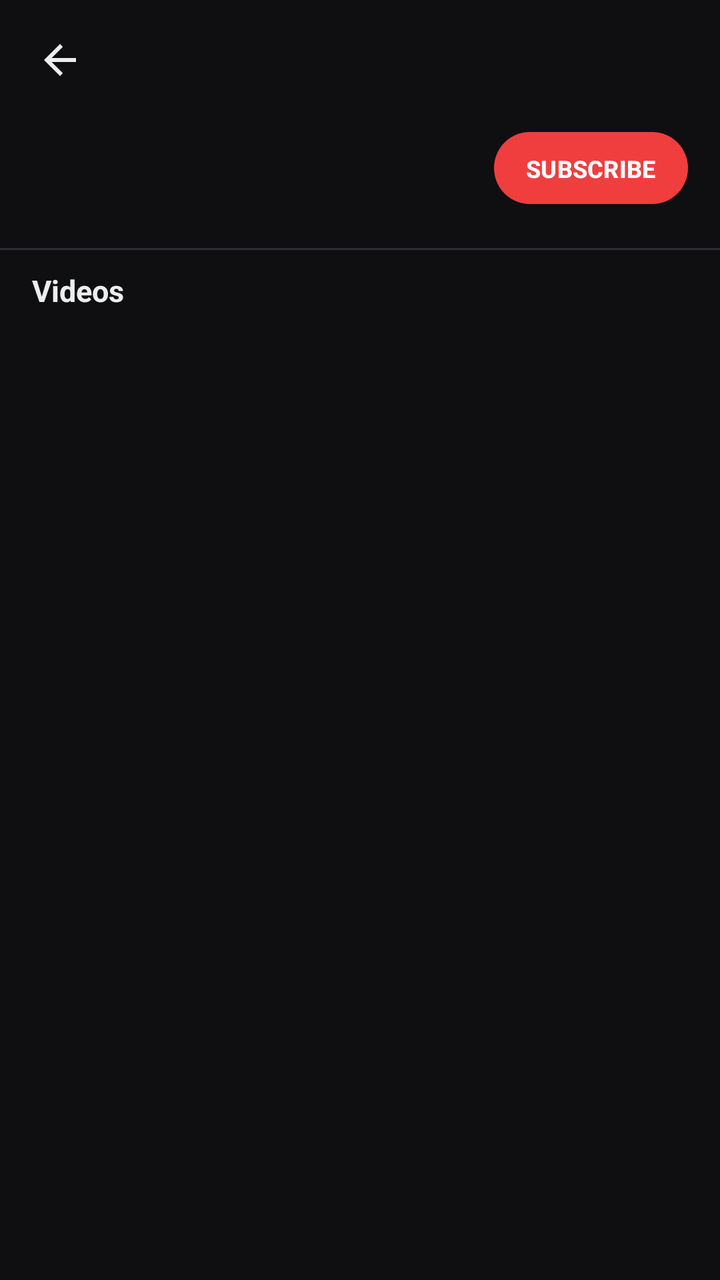
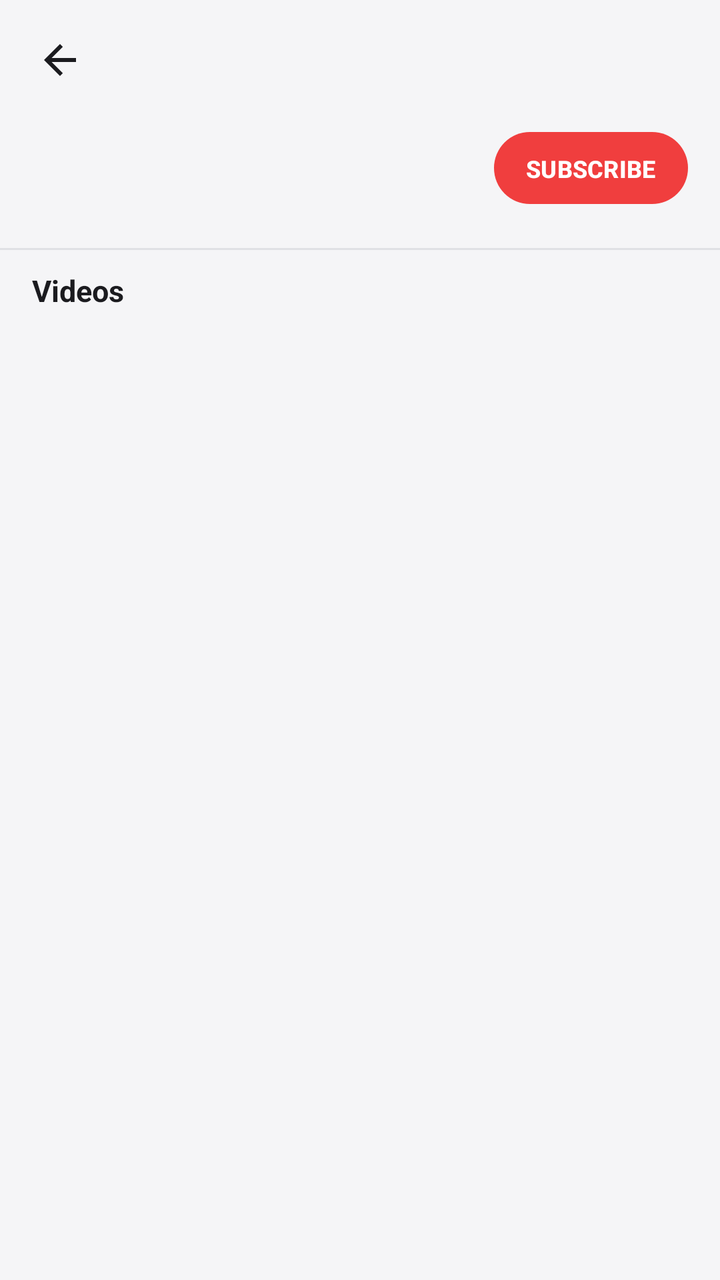

The first picture is an Android layout as it rendered before a commit; the second is the same layout after the commit. The layout source and the unified diff follow.
<!-- AndroidManifest.xml: application theme Theme.SparkTube -->
<!-- res/layout/activity_channel.xml -->
<?xml version="1.0" encoding="utf-8"?>
<LinearLayout xmlns:android="http://schemas.android.com/apk/res/android"
    xmlns:app="http://schemas.android.com/apk/res-auto"
    android:layout_width="match_parent"
    android:layout_height="match_parent"
    android:background="@color/bg"
    android:orientation="vertical">

    <LinearLayout
        android:layout_width="match_parent"
        android:layout_height="wrap_content"
        android:gravity="center_vertical"
        android:orientation="horizontal"
        android:paddingStart="8dp"
        android:paddingTop="8dp"
        android:paddingEnd="8dp">

        <ImageButton
            android:id="@+id/backButton"
            android:layout_width="44dp"
            android:layout_height="44dp"
            android:background="?attr/selectableItemBackgroundBorderless"
            android:contentDescription="@string/app_name"
            android:src="@drawable/ic_arrow_back"
            app:tint="@color/on_surface" />
    </LinearLayout>

    <LinearLayout
        android:layout_width="match_parent"
        android:layout_height="wrap_content"
        android:gravity="center_vertical"
        android:orientation="horizontal"
        android:paddingStart="16dp"
        android:paddingTop="4dp"
        android:paddingEnd="16dp"
        android:paddingBottom="12dp">

        <com.google.android.material.imageview.ShapeableImageView
            android:id="@+id/channelAvatar"
            android:layout_width="56dp"
            android:layout_height="56dp"
            android:scaleType="centerCrop"
            app:shapeAppearanceOverlay="@style/CircleImage" />

        <LinearLayout
            android:layout_width="0dp"
            android:layout_height="wrap_content"
            android:layout_marginStart="14dp"
            android:layout_weight="1"
            android:orientation="vertical">

            <TextView
                android:id="@+id/channelName"
                android:layout_width="match_parent"
                android:layout_height="wrap_content"
                android:ellipsize="end"
                android:maxLines="1"
                android:textColor="@color/on_surface"
                android:textSize="18sp"
                android:textStyle="bold" />

            <TextView
                android:id="@+id/channelSubs"
                android:layout_width="match_parent"
                android:layout_height="wrap_content"
                android:layout_marginTop="2dp"
                android:textColor="@color/on_surface_variant"
                android:textSize="13sp" />
        </LinearLayout>

        <Button
            android:id="@+id/subscribeButton"
            android:layout_width="wrap_content"
            android:layout_height="36dp"
            android:background="@drawable/bg_subscribe_off"
            android:gravity="center"
            android:minWidth="0dp"
            android:paddingStart="16dp"
            android:paddingEnd="16dp"
            android:text="@string/subscribe"
            android:textAllCaps="true"
            android:textColor="@color/white"
            android:textSize="12sp"
            android:textStyle="bold" />
    </LinearLayout>

    <View
        android:layout_width="match_parent"
        android:layout_height="1dp"
        android:alpha="0.5"
        android:background="@color/outline" />

    <TextView
        android:layout_width="match_parent"
        android:layout_height="wrap_content"
        android:layout_marginStart="16dp"
        android:layout_marginTop="10dp"
        android:layout_marginBottom="2dp"
        android:text="@string/channel_videos"
        android:textColor="@color/on_surface"
        android:textSize="15sp"
        android:textStyle="bold" />

    <FrameLayout
        android:layout_width="match_parent"
        android:layout_height="0dp"
        android:layout_weight="1">

        <androidx.recyclerview.widget.RecyclerView
            android:id="@+id/list"
            android:layout_width="match_parent"
            android:layout_height="match_parent"
            android:clipToPadding="false"
            android:paddingStart="12dp"
            android:paddingEnd="12dp"
            android:paddingBottom="24dp" />

        <ProgressBar
            android:id="@+id/loading"
            android:layout_width="wrap_content"
            android:layout_height="wrap_content"
            android:layout_gravity="center"
            android:visibility="gone" />

        <LinearLayout
            android:id="@+id/errorView"
            android:layout_width="wrap_content"
            android:layout_height="wrap_content"
            android:layout_gravity="center"
            android:gravity="center"
            android:orientation="vertical"
            android:visibility="gone">

            <TextView
                android:id="@+id/errorText"
                android:layout_width="wrap_content"
                android:layout_height="wrap_content"
                android:gravity="center"
                android:textColor="@color/on_surface_variant" />
        </LinearLayout>

        <TextView
            android:id="@+id/emptyView"
            android:layout_width="wrap_content"
            android:layout_height="wrap_content"
            android:layout_gravity="center"
            android:text="@string/error_no_results"
            android:textColor="@color/on_surface_variant"
            android:visibility="gone" />
    </FrameLayout>
</LinearLayout>
<!-- resources referenced by this layout -->
<resources>
  <color name="bg">#0F0F12</color>
  <color name="on_surface">#ECEDEF</color>
  <color name="on_surface_variant">#A6A9B0</color>
  <color name="outline">#464A52</color>
  <color name="white">#FFFFFFFF</color>
  <!-- drawable bg_subscribe_off (drawable) -->
  <?xml version="1.0" encoding="utf-8"?>
  <ripple xmlns:android="http://schemas.android.com/apk/res/android"
      android:color="#66FFFFFF">
      <item>
          <shape>
              <solid android:color="@color/subscribe_off" />
              <corners android:radius="18dp" />
          </shape>
      </item>
  </ripple>
  <!-- drawable ic_arrow_back (drawable) -->
  <vector xmlns:android="http://schemas.android.com/apk/res/android"
      android:width="24dp"
      android:height="24dp"
      android:viewportWidth="24"
      android:viewportHeight="24"
      android:tint="?attr/colorControlNormal">
      <path
          android:fillColor="@android:color/white"
          android:pathData="M20,11H7.83l5.59,-5.59L12,4l-8,8 8,8 1.41,-1.41L7.83,13H20v-2z"/>
  </vector>
  <string name="app_name">SparkTube</string>
  <string name="channel_videos">Videos</string>
  <string name="error_no_results">No videos found</string>
  <string name="subscribe">SUBSCRIBE</string>
  <style name="CircleImage" parent="">
          <item name="cornerFamily">rounded</item>
          <item name="cornerSize">20dp</item>
      </style>
  <style name="Theme.SparkTube" parent="Theme.Material3.Dark.NoActionBar">
          <item name="colorPrimary">@color/spark_red</item>
          <item name="colorOnPrimary">@color/white</item>
          <item name="colorPrimaryContainer">#3B1D1D</item>
          <item name="colorOnPrimaryContainer">#FFDAD6</item>
  
          <item name="android:colorBackground">@color/bg</item>
          <item name="colorSurface">@color/surface</item>
          <item name="colorOnSurface">@color/on_surface</item>
          <item name="colorOnSurfaceVariant">@color/on_surface_variant</item>
          <item name="colorOutline">@color/outline</item>
  
          <item name="android:windowBackground">@color/bg</item>
          <item name="android:statusBarColor">@color/bg</item>
          <item name="android:navigationBarColor">@color/bg</item>
  
          <item name="tabIndicatorColor">@color/spark_red</item>
          <item name="tabTextColor">@color/on_surface_variant</item>
          <item name="tabSelectedTextColor">@color/on_surface</item>
      </style>
  <color name="subscribe_off">#F03E3E</color>
  <color name="spark_red">#F03E3E</color>
  <color name="surface">#1C1C20</color>
</resources>

<!-- the commit's change to res/layout/activity_channel.xml (unified diff, before → after) -->
@@ -3,7 +3,7 @@
     xmlns:app="http://schemas.android.com/apk/res-auto"
     android:layout_width="match_parent"
     android:layout_height="match_parent"
-    android:background="@color/bg"
+    android:background="?attr/screenBg"
     android:orientation="vertical">
 
     <LinearLayout
<!-- resource entries referenced after the edit -->
@@ -1,9 +1,9 @@
 <!-- resources referenced by this layout -->
 <resources>
-  <color name="bg">#0F0F12</color>
-  <color name="on_surface">#ECEDEF</color>
-  <color name="on_surface_variant">#A6A9B0</color>
-  <color name="outline">#464A52</color>
+  <color name="bg">#F5F5F7</color>
+  <color name="on_surface">#1B1B1F</color>
+  <color name="on_surface_variant">#61646C</color>
+  <color name="outline">#C9CBD1</color>
   <color name="white">#FFFFFFFF</color>
   <!-- drawable bg_subscribe_off (drawable) -->
   <?xml version="1.0" encoding="utf-8"?>
@@ -11,7 +11,7 @@
       android:color="#66FFFFFF">
       <item>
           <shape>
-              <solid android:color="@color/subscribe_off" />
+              <solid android:color="?attr/accent" />
               <corners android:radius="18dp" />
           </shape>
       </item>
@@ -35,14 +35,14 @@
           <item name="cornerFamily">rounded</item>
           <item name="cornerSize">20dp</item>
       </style>
-  <style name="Theme.SparkTube" parent="Theme.Material3.Dark.NoActionBar">
+  <style name="Theme.SparkTube" parent="Theme.Material3.DayNight.NoActionBar">
           <item name="colorPrimary">@color/spark_red</item>
           <item name="colorOnPrimary">@color/white</item>
-          <item name="colorPrimaryContainer">#3B1D1D</item>
-          <item name="colorOnPrimaryContainer">#FFDAD6</item>
+          <item name="colorPrimaryContainer">#FFE3E0</item>
+          <item name="colorOnPrimaryContainer">#5B1111</item>
   
           <item name="android:colorBackground">@color/bg</item>
-          <item name="colorSurface">@color/surface</item>
+          <item name="colorSurface">@color/bg</item>
           <item name="colorOnSurface">@color/on_surface</item>
           <item name="colorOnSurfaceVariant">@color/on_surface_variant</item>
           <item name="colorOutline">@color/outline</item>
@@ -50,13 +50,21 @@
           <item name="android:windowBackground">@color/bg</item>
           <item name="android:statusBarColor">@color/bg</item>
           <item name="android:navigationBarColor">@color/bg</item>
+          <item name="android:windowLightStatusBar">true</item>
   
           <item name="tabIndicatorColor">@color/spark_red</item>
           <item name="tabTextColor">@color/on_surface_variant</item>
           <item name="tabSelectedTextColor">@color/on_surface</item>
+  
+          <item name="screenBg">@color/bg</item>
+          <item name="cardBg">@color/surface</item>
+          <item name="elevatedBg">@color/surface_elevated</item>
+          <item name="accent">@color/spark_red</item>
+          <item name="accentSoft">@color/chip_selected_bg</item>
       </style>
-  <color name="subscribe_off">#F03E3E</color>
   <color name="spark_red">#F03E3E</color>
-  <color name="surface">#1C1C20</color>
+  <color name="surface">#FFFFFF</color>
+  <color name="surface_elevated">#EFEFF2</color>
+  <color name="chip_selected_bg">#33F03E3E</color>
 </resources>
 
